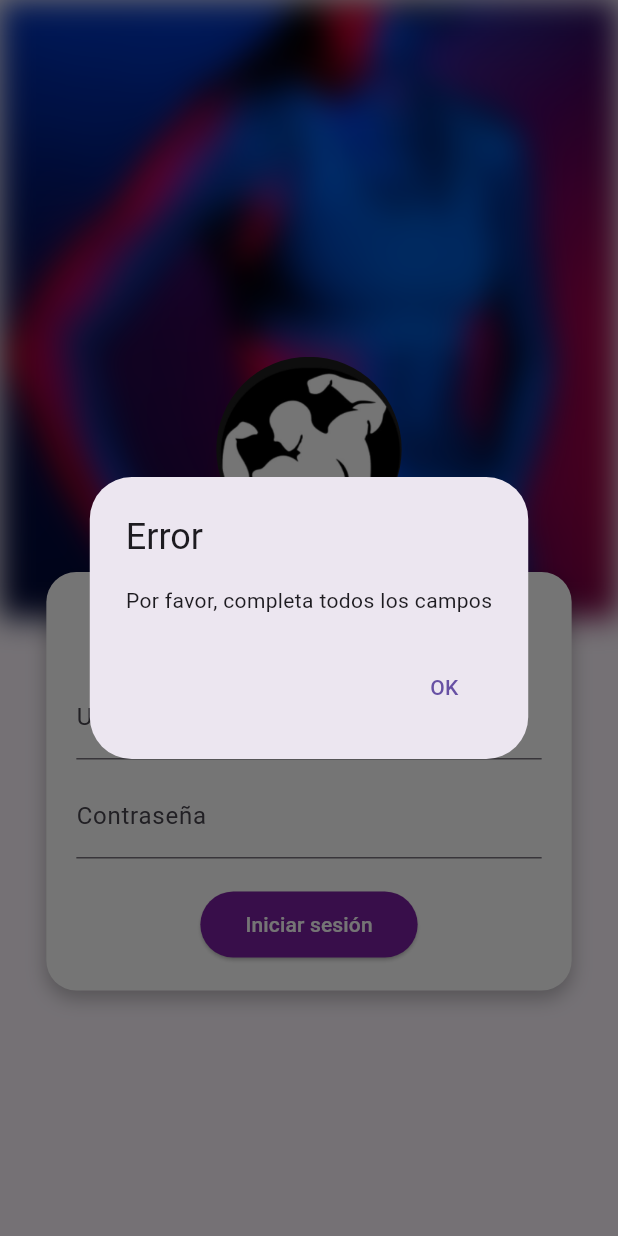
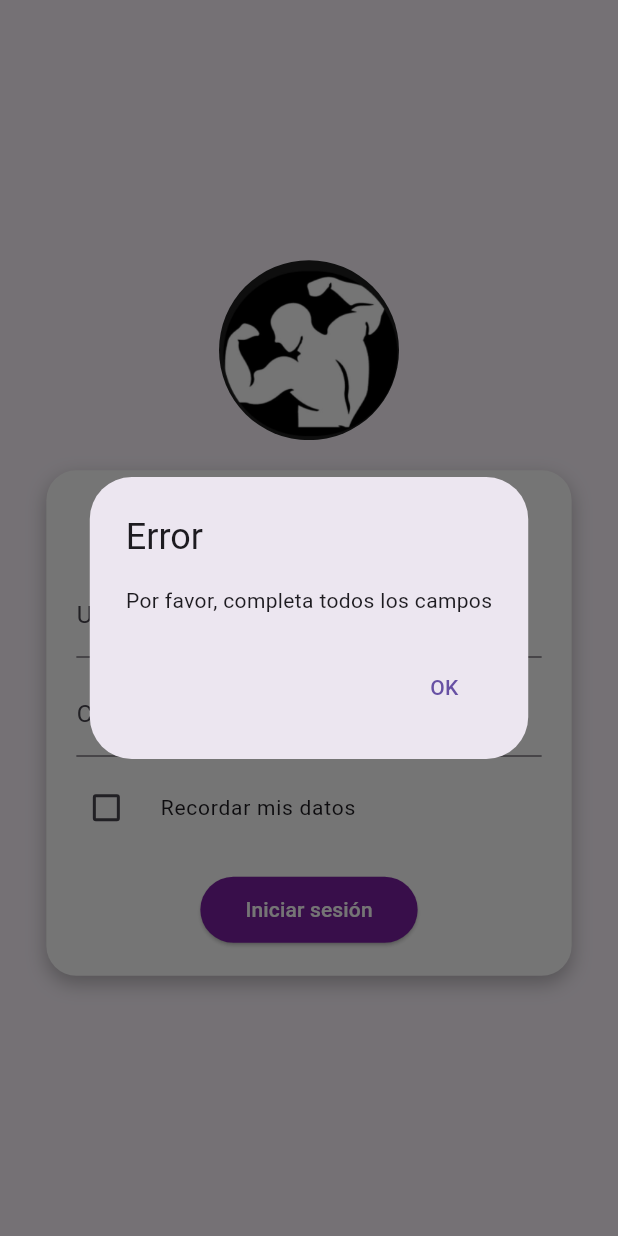
Before and after one commit to angelpalma01/Gymya_Froned, a Flutter app: the LoginScreen screen opened by its route, after a tap on "Iniciar sesión", on a phone screen of 412 x 824 dp. Run offline on Flutter 3.47's test engine with Material 3 defaults, Android fonts, the phone set to English and light mode, and no system bars; our stand-ins replace flutter_secure_storage; accounts and stored records are empty; project files that could hold a hidden picture were left out.

Commit message:
Update login
ahora puedes recordar contraseña y verla para ver si esta correcta o no

```diff
--- a/gymya_users/lib/app/Inicio_sesion/login_screen.dart
+++ b/gymya_users/lib/app/Inicio_sesion/login_screen.dart
@@ -1,18 +1,14 @@
-//Inicio de sesion del programa
-
 import 'dart:convert';
 import 'package:flutter/material.dart';
 import 'package:http/http.dart' as http;
 import 'package:flutter_secure_storage/flutter_secure_storage.dart';
-import 'dart:ui' as ui; // Importar 'dart:ui' con el alias 'ui'
-import '../Home/home.dart'; // Importa el archivo del dashboard
-
+import '../Home/home.dart';
 
 class LoginScreen extends StatefulWidget {
   const LoginScreen({super.key});
 
   @override
-  _LoginScreenState createState() => _LoginScreenState();
+  State<LoginScreen> createState() => _LoginScreenState();
 }
 
 class _LoginScreenState extends State<LoginScreen> {
@@ -20,8 +16,64 @@ class _LoginScreenState extends State<LoginScreen> {
   final TextEditingController _passwordController = TextEditingController();
   final _storage = FlutterSecureStorage();
   bool _isLoading = false;
+  bool _rememberMe = false;
+  bool _showPassword = false; // Nuevo estado para mostrar/ocultar contraseña
 
-  final String apiUrl = 'https://api-gymya-api.onrender.com/api/user/login'; // URL de tu API
+  final String apiUrl = 'https://api-gymya-api.onrender.com/api/user/login';
+
+  @override
+  void initState() {
+    super.initState();
+    _loadSavedCredentials();
+  }
+
+  Future<void> _loadSavedCredentials() async {
+    try {
+      final savedUsername = await _storage.read(key: 'saved_username');
+      final savedPassword = await _storage.read(key: 'saved_password');
+      final rememberMe = await _storage.read(key: 'remember_me');
+
+      if (savedUsername != null && savedPassword != null && rememberMe == 'true') {
+        setState(() {
+          _usernameController.text = savedUsername;
+          _passwordController.text = savedPassword;
+          _rememberMe = true;
+        });
+      }
+    } catch (e) {
+      debugPrint('Error loading saved credentials: $e');
+    }
+  }
+
+  Future<void> _saveCredentials() async {
+    if (_rememberMe) {
+      await _storage.write(key: 'saved_username', value: _usernameController.text);
+      await _storage.write(key: 'saved_password', value: _passwordController.text);
+      await _storage.write(key: 'remember_me', value: 'true');
+    } else {
+      await _storage.delete(key: 'saved_username');
+      await _storage.delete(key: 'saved_password');
+      await _storage.delete(key: 'remember_me');
+    }
+  }
+
+  void _showErrorDialog(String message) {
+    showDialog(
+      context: context,
+      builder: (ctx) => AlertDialog(
+        title: const Text('Error'),
+        content: Text(message),
+        actions: [
+          TextButton(
+            onPressed: () {
+              Navigator.of(ctx).pop();
+            },
+            child: const Text('OK'),
+          ),
+        ],
+      ),
+    );
+  }
 
   Future<void> _login() async {
     if (_usernameController.text.isEmpty || _passwordController.text.isEmpty) {
@@ -38,10 +90,12 @@ class _LoginScreenState extends State<LoginScreen> {
         Uri.parse(apiUrl),
         headers: {'Content-Type': 'application/json'},
         body: jsonEncode({
-          'username': _usernameController.text, // Usar 'username'
+          'username': _usernameController.text,
           'password': _passwordController.text,
         }),
       );
+
+      if (!mounted) return;
 
       if (response.statusCode == 200) {
         final data = jsonDecode(response.body);
@@ -49,6 +103,9 @@ class _LoginScreenState extends State<LoginScreen> {
         final user = data['user'];
 
         await _storage.write(key: 'token', value: token);
+        await _saveCredentials();
+
+        if (!mounted) return;
 
         Navigator.pushReplacement(
           context,
@@ -60,70 +117,31 @@ class _LoginScreenState extends State<LoginScreen> {
         _showErrorDialog('Credenciales inválidas');
       }
     } catch (e) {
+      if (mounted) {
         _showErrorDialog('Error de conexión: ${e.toString()}');
+      }
     } finally {
+      if (mounted) {
         setState(() {
           _isLoading = false;
         });
       }
     }
-
-  void _showErrorDialog(String message) {
-    showDialog(
-      context: context,
-      builder: (ctx) => AlertDialog(
-        title: Text('Error'),
-        content: Text(message),
-        actions: [
-          TextButton(
-            onPressed: () {
-              Navigator.of(ctx).pop();
-            },
-            child: Text('OK'),
-          ),
-        ],
-      ),
-    );
   }
 
-
-// parte front del programa
   @override
   Widget build(BuildContext context) {
-    final screenHeight = MediaQuery.of(context).size.height;
     final screenWidth = MediaQuery.of(context).size.width;
 
     return Scaffold(
-      body: Stack(
-        children: [
-          // Fondo con blur solo ocupando la mitad de la pantalla
-          Positioned.fill(
-            child: FractionallySizedBox(
-              alignment: Alignment.topCenter,
-              heightFactor: 0.5, // Solo ocupa la mitad de la pantalla
-              child: ImageFiltered(
-                imageFilter: ui.ImageFilter.blur(sigmaX: 10, sigmaY: 10),
-                child: Container(
-                  decoration: BoxDecoration(
-                    image: DecorationImage(
-                      image: AssetImage('lib/Recursos/Img/Bienvenida.jpg'),
-                      fit: BoxFit.cover,
-                    ),
-                  ),
-                ),
-              ),
-            ),
-          ),
-          Center(
+      body: Center(
         child: Column(
           mainAxisSize: MainAxisSize.min,
           children: [
-                // Logo de la aplicación con formato circular
-                SizedBox(height: screenHeight * 0.090),
             Container(
-                  height: screenHeight * 0.15,
-                  width: screenHeight * 0.15,
-                  decoration: BoxDecoration(
+              height: 120,
+              width: 120,
+              decoration: const BoxDecoration(
                 shape: BoxShape.circle,
                 image: DecorationImage(
                   image: AssetImage('lib/Recursos/Img/Logo.jpg'),
@@ -131,14 +149,14 @@ class _LoginScreenState extends State<LoginScreen> {
                 ),
               ),
             ),
-                SizedBox(height: 20),
+            const SizedBox(height: 20),
             Container(
               width: screenWidth * 0.85,
-                  padding: EdgeInsets.all(20),
+              padding: const EdgeInsets.all(20),
               decoration: BoxDecoration(
                 color: Colors.white,
                 borderRadius: BorderRadius.circular(20),
-                    boxShadow: [
+                boxShadow: const [
                   BoxShadow(
                     color: Colors.black26,
                     blurRadius: 10,
@@ -169,37 +187,65 @@ class _LoginScreenState extends State<LoginScreen> {
                       ],
                     ),
                   ),
-                      SizedBox(height: 20),
+                  const SizedBox(height: 20),
                   TextField(
                     controller: _usernameController,
-                        decoration: InputDecoration(
+                    decoration: const InputDecoration(
                       labelText: 'Username',
                       border: UnderlineInputBorder(),
                     ),
                   ),
-                      SizedBox(height: 10),
+                  const SizedBox(height: 10),
                   TextField(
                     controller: _passwordController,
                     decoration: InputDecoration(
                       labelText: 'Contraseña',
-                          border: UnderlineInputBorder(),
+                      border: const UnderlineInputBorder(),
+                      // Agregar botón para mostrar/ocultar contraseña
+                      suffixIcon: IconButton(
+                        icon: Icon(
+                          _showPassword ? Icons.visibility : Icons.visibility_off,
+                          color: Colors.purple.shade700,
                         ),
-                        obscureText: true, // La contraseña no será visible
+                        onPressed: () {
+                          setState(() {
+                            _showPassword = !_showPassword;
+                          });
+                        },
                       ),
-                      SizedBox(height: 20),
+                    ),
+                    obscureText: !_showPassword, // Invertir la visibilidad
+                  ),
+                  const SizedBox(height: 10),
+                  CheckboxListTile(
+                    title: const Text(
+                      'Recordar mis datos',
+                      style: TextStyle(fontSize: 14),
+                    ),
+                    value: _rememberMe,
+                    onChanged: (value) {
+                      setState(() {
+                        _rememberMe = value ?? false;
+                      });
+                    },
+                    controlAffinity: ListTileControlAffinity.leading,
+                    contentPadding: EdgeInsets.zero,
+                    dense: true,
+                  ),
+                  const SizedBox(height: 20),
                   _isLoading
-                          ? CircularProgressIndicator()
+                      ? const CircularProgressIndicator()
                       : ElevatedButton(
                           onPressed: _login,
                           style: ElevatedButton.styleFrom(
-                                padding: EdgeInsets.symmetric(
+                            padding: const EdgeInsets.symmetric(
                                 horizontal: 30, vertical: 12),
                             shape: RoundedRectangleBorder(
                               borderRadius: BorderRadius.circular(30),
                             ),
                             backgroundColor: Colors.purple.shade700,
                           ),
-                              child: Text(
+                          child: const Text(
                             'Iniciar sesión',
                             style: TextStyle(color: Colors.white),
                           ),
@@ -210,8 +256,6 @@ class _LoginScreenState extends State<LoginScreen> {
           ],
         ),
       ),
-        ],
-      ),
     );
   }
 }
```
Lines whose indentation alone changed are shown as unchanged.
